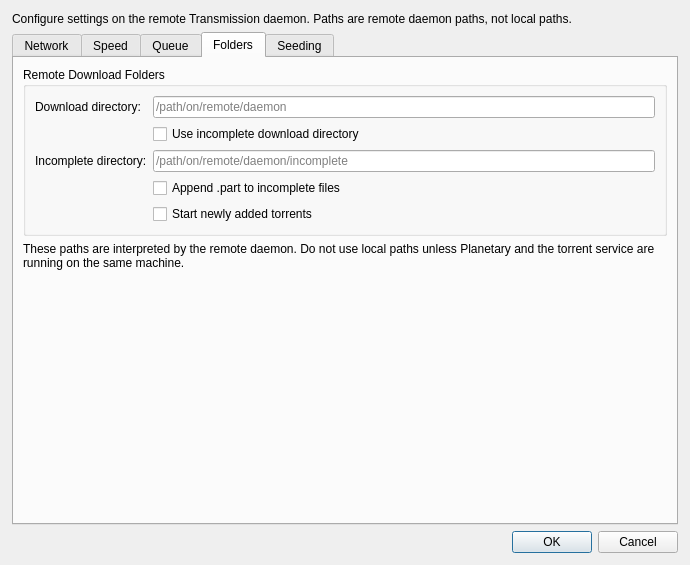
This is sessionsettingsdialog.ui in mveinot/transmission-control as Qt 5 draws it before an edit. The edited form follows.
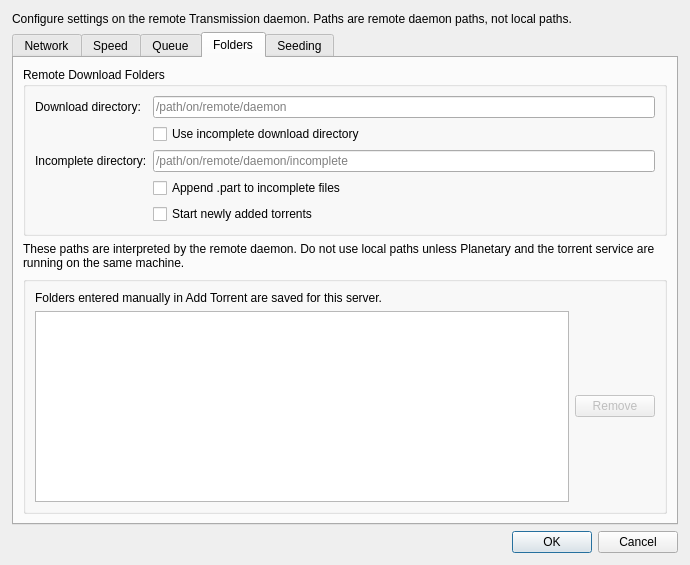
This is the edited form. The open tabs and pages were chosen to show the change.

Commit message: Add per-server saved torrent folders

```diff
--- a/sessionsettingsdialog.ui
+++ b/sessionsettingsdialog.ui
@@ -639,6 +639,46 @@
          </property>
         </widget>
        </item>
+       <item>
+        <widget class="QGroupBox" name="groupUserDefinedFolders">
+         <property name="title">
+          <string/>
+         </property>
+         <layout class="QVBoxLayout" name="userDefinedFoldersLayout">
+          <item>
+           <widget class="QLabel" name="labelUserDefinedFoldersDescription">
+            <property name="text">
+             <string>Folders entered manually in Add Torrent are saved for this server.</string>
+            </property>
+            <property name="wordWrap">
+             <bool>true</bool>
+            </property>
+           </widget>
+          </item>
+          <item>
+           <layout class="QHBoxLayout" name="userDefinedFoldersListLayout">
+            <item>
+             <widget class="QListWidget" name="listUserDefinedFolders">
+              <property name="selectionMode">
+               <enum>QAbstractItemView::SelectionMode::SingleSelection</enum>
+              </property>
+             </widget>
+            </item>
+            <item>
+             <widget class="QPushButton" name="buttonRemoveUserDefinedFolder">
+              <property name="text">
+               <string>Remove</string>
+              </property>
+              <property name="enabled">
+               <bool>false</bool>
+              </property>
+             </widget>
+            </item>
+           </layout>
+          </item>
+         </layout>
+        </widget>
+       </item>
        <item>
         <spacer name="foldersVerticalSpacer">
          <property name="orientation">
```
The commit also changes 11 other files.
